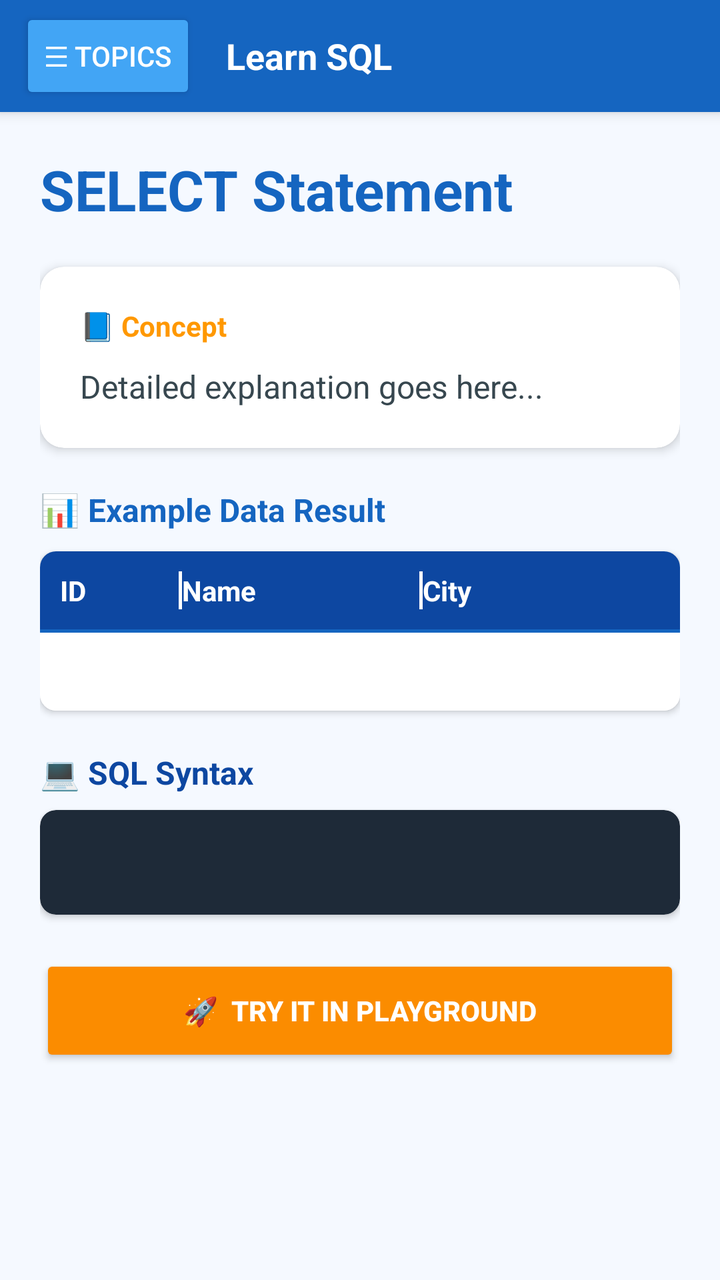
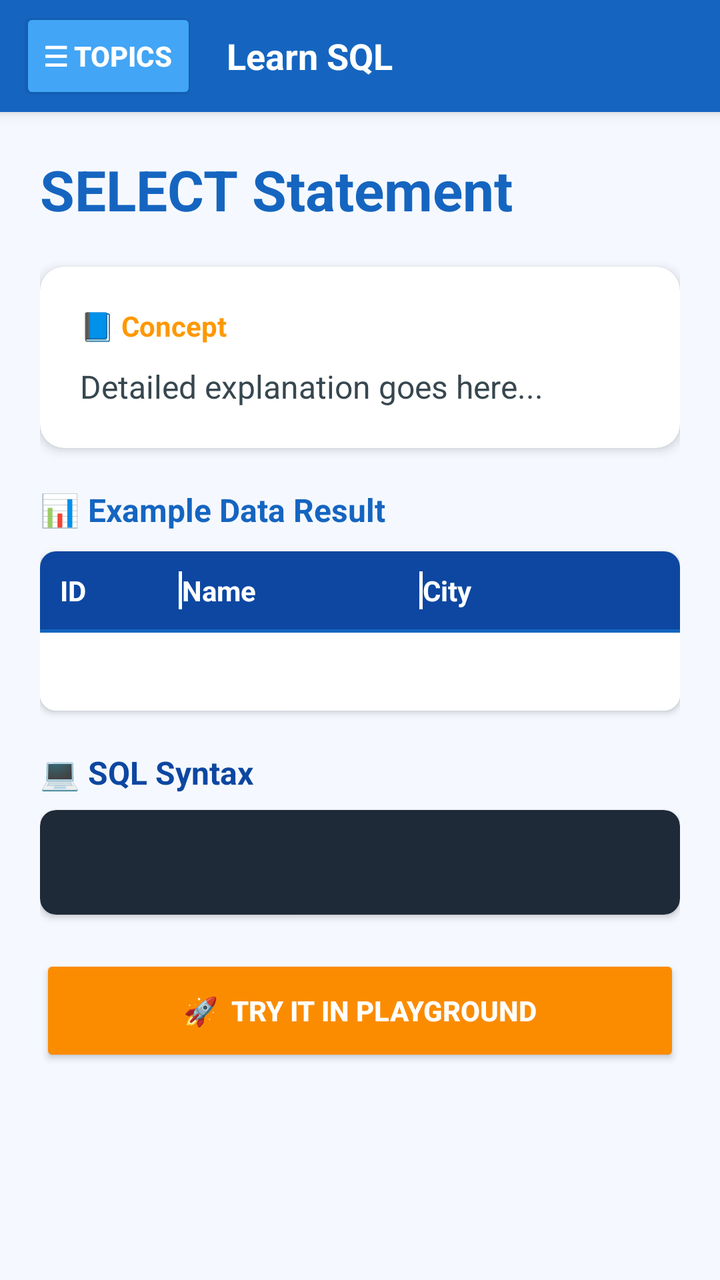

The first picture is an Android layout as it rendered before a commit; the second is the same layout after the commit. The layout source and the unified diff follow.
<!-- AndroidManifest.xml: application theme Theme.AppCompat.Light.NoActionBar -->
<!-- res/layout/activity_learn_detail.xml -->
<?xml version="1.0" encoding="utf-8"?>
<LinearLayout xmlns:android="http://schemas.android.com/apk/res/android"
    xmlns:app="http://schemas.android.com/apk/res-auto"
    android:layout_width="match_parent"
    android:layout_height="match_parent"
    android:orientation="vertical"
    android:background="#F5F9FF"
    android:fitsSystemWindows="true">

    
    <LinearLayout
        android:layout_width="match_parent"
        android:layout_height="wrap_content"
        android:minHeight="56dp"
        android:background="#1565C0"
        android:gravity="center_vertical"
        android:paddingStart="10dp"
        android:paddingEnd="10dp"
        android:elevation="4dp">

        <Button
            android:id="@+id/btnMenu"
            android:layout_width="wrap_content"
            android:layout_height="wrap_content"
            android:text="☰ Topics"
            android:textSize="14sp"
            android:backgroundTint="#42A5F5"
            android:textColor="#FFFFFF"
            android:minHeight="48dp"/>

        <TextView
            android:layout_width="wrap_content"
            android:layout_height="wrap_content"
            android:text="Learn SQL"
            android:textSize="18sp"
            android:textStyle="bold"
            android:textColor="#FFFFFF"
            android:layout_marginStart="15dp"/>
    </LinearLayout>

    <ScrollView
        android:layout_width="match_parent"
        android:layout_height="match_parent"
        android:fillViewport="true">

        <LinearLayout
            android:layout_width="match_parent"
            android:layout_height="wrap_content"
            android:orientation="vertical"
            android:padding="20dp">

            
            <TextView
                android:id="@+id/tvDetailTitle"
                android:layout_width="match_parent"
                android:layout_height="wrap_content"
                android:layout_marginBottom="20dp"
                android:text="SELECT Statement"
                android:textColor="#1565C0"
                android:textSize="28sp"
                android:textStyle="bold" />

            
            <androidx.cardview.widget.CardView
                android:layout_width="match_parent"
                android:layout_height="wrap_content"
                android:layout_marginBottom="20dp"
                app:cardCornerRadius="12dp"
                app:cardElevation="3dp">

                <LinearLayout
                    android:layout_width="match_parent"
                    android:layout_height="wrap_content"
                    android:orientation="vertical"
                    android:padding="20dp">

                    <TextView
                        android:layout_width="wrap_content"
                        android:layout_height="wrap_content"
                        android:layout_marginBottom="10dp"
                        android:text="📘 Concept"
                        android:textColor="#FF9800"
                        android:textSize="14sp"
                        android:textStyle="bold" />

                    <TextView
                        android:id="@+id/tvDetailDesc"
                        android:layout_width="match_parent"
                        android:layout_height="wrap_content"
                        android:lineSpacingExtra="6dp"
                        android:text="Detailed explanation goes here..."
                        android:textColor="#37474F"
                        android:textSize="16sp" />
                </LinearLayout>
            </androidx.cardview.widget.CardView>

            
            <TextView
                android:layout_width="wrap_content"
                android:layout_height="wrap_content"
                android:layout_marginBottom="10dp"
                android:text="📊 Example Data Result"
                android:textColor="#1565C0"
                android:textSize="16sp"
                android:textStyle="bold" />

            
            <androidx.cardview.widget.CardView
                android:layout_width="match_parent"
                android:layout_height="wrap_content"
                android:layout_marginBottom="20dp"
                app:cardCornerRadius="8dp"
                app:cardElevation="2dp">

                <LinearLayout
                    android:layout_width="match_parent"
                    android:layout_height="wrap_content"
                    android:orientation="vertical">

                    
                    <LinearLayout
                        android:layout_width="match_parent"
                        android:layout_height="wrap_content"
                        android:orientation="horizontal"
                        android:background="#0D47A1"
                        android:padding="10dp">

                        <TextView
                            android:layout_width="0dp"
                            android:layout_height="wrap_content"
                            android:layout_weight="1"
                            android:text="ID"
                            android:textStyle="bold"
                            android:textColor="#FFFFFF"/>

                        <View
                            android:layout_width="1.5dp"
                            android:layout_height="match_parent"
                            android:background="#FFFFFF"/>

                        <TextView
                            android:layout_width="0dp"
                            android:layout_height="wrap_content"
                            android:layout_weight="2"
                            android:text="Name"
                            android:textStyle="bold"
                            android:textColor="#FFFFFF"/>

                        <View
                            android:layout_width="1.5dp"
                            android:layout_height="match_parent"
                            android:background="#FFFFFF"/>

                        <TextView
                            android:layout_width="0dp"
                            android:layout_height="wrap_content"
                            android:layout_weight="2"
                            android:text="City"
                            android:textStyle="bold"
                            android:textColor="#FFFFFF"/>
                    </LinearLayout>

                    
                    <View
                        android:layout_width="match_parent"
                        android:layout_height="1.5dp"
                        android:background="#1565C0"/>

                    
                    <LinearLayout
                        android:layout_width="match_parent"
                        android:layout_height="wrap_content"
                        android:background="#FFFFFF"
                        android:padding="10dp">

                        
                        <TextView
                            android:id="@+id/tvExampleTables"
                            android:layout_width="match_parent"
                            android:layout_height="wrap_content"
                            android:textColor="#1565C0"
                            android:textSize="14sp"
                            android:fontFamily="monospace"/>
                    </LinearLayout>

                </LinearLayout>
            </androidx.cardview.widget.CardView>

            
            
            <TextView
                android:layout_width="wrap_content"
                android:layout_height="wrap_content"
                android:text="💻 SQL Syntax"
                android:textSize="16sp"
                android:textStyle="bold"
                android:textColor="#0D47A1"
                android:layout_marginBottom="8dp"/>

            <androidx.cardview.widget.CardView
                android:layout_width="match_parent"
                android:layout_height="wrap_content"
                app:cardCornerRadius="8dp"
                app:cardBackgroundColor="#1E2A38"
                android:layout_marginBottom="20dp">

                <TextView
                    android:id="@+id/tvDetailCode"
                    android:layout_width="match_parent"
                    android:layout_height="wrap_content"
                    android:padding="16dp"
                    android:textColor="#FFFFFF"
                    android:textSize="15sp"
                    android:fontFamily="monospace"/>
            </androidx.cardview.widget.CardView>

            <Button
                android:id="@+id/btnTryIt"
                android:layout_width="match_parent"
                android:layout_height="56dp"
                android:text="🚀  Try it in Playground"
                android:textStyle="bold"
                android:textColor="#FFFFFF"
                android:backgroundTint="#FB8C00"/>


        </LinearLayout>
    </ScrollView>
</LinearLayout>
<!-- resources referenced by this layout -->
<resources>

</resources>

<!-- the commit's change to res/layout/activity_learn_detail.xml (unified diff, before → after) -->
@@ -23,6 +23,7 @@
             android:layout_width="wrap_content"
             android:layout_height="wrap_content"
             android:text="☰ Topics"
+            android:textStyle="bold"
             android:textSize="14sp"
             android:backgroundTint="#42A5F5"
             android:textColor="#FFFFFF"
